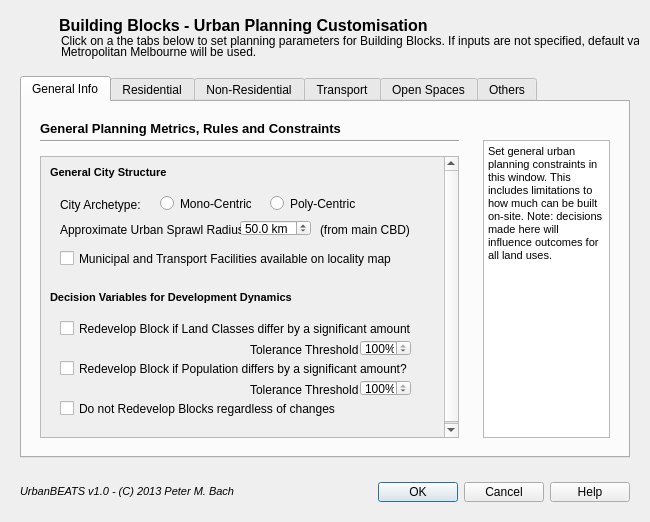
The window that md_urbplanbbgui.ui (petermbach/urbanbeats-legacy) describes before a commit, drawn with Qt 5.
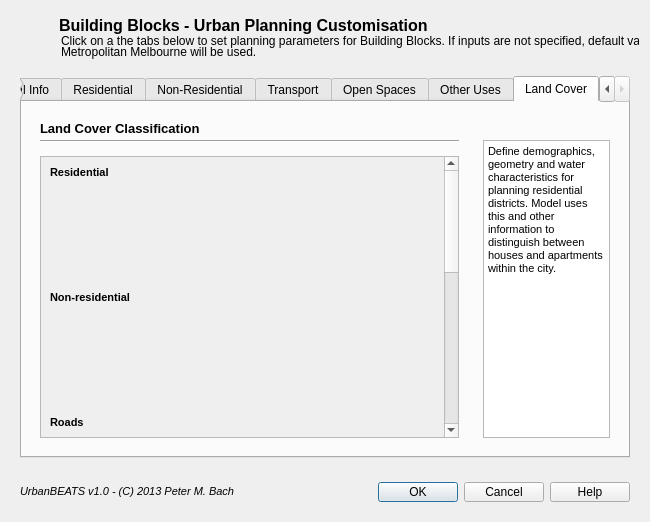
The same window after the commit. Icons and pictures are not drawn.

Commit message: Some major GUI changes, introducing new features in terms of climate data customisation, land cover customisation and economics. Work in progress

What changed in the file:
```diff
--- a/md_urbplanbbgui.ui
+++ b/md_urbplanbbgui.ui
@@ -38,7 +38,7 @@
          </sizepolicy>
         </property>
         <property name="currentIndex">
-         <number>0</number>
+         <number>6</number>
         </property>
         <widget class="QWidget" name="GenRules">
          <attribute name="title">
@@ -5258,7 +5258,7 @@
         </widget>
         <widget class="QWidget" name="Others">
          <attribute name="title">
-          <string>Others</string>
+          <string>Other Uses</string>
          </attribute>
          <layout class="QGridLayout" name="gridLayout_14">
           <item row="0" column="0">
@@ -5779,6 +5779,420 @@
           </item>
          </layout>
         </widget>
+        <widget class="QWidget" name="tab">
+         <attribute name="title">
+          <string>Land Cover</string>
+         </attribute>
+         <layout class="QHBoxLayout" name="horizontalLayout_2">
+          <item>
+           <widget class="QWidget" name="res_input_2" native="true">
+            <layout class="QVBoxLayout" name="verticalLayout_14">
+             <item>
+              <widget class="QWidget" name="res_heading_2" native="true">
+               <property name="sizePolicy">
+                <sizepolicy hsizetype="Preferred" vsizetype="Fixed">
+                 <horstretch>0</horstretch>
+                 <verstretch>0</verstretch>
+                </sizepolicy>
+               </property>
+               <property name="minimumSize">
+                <size>
+                 <width>0</width>
+                 <height>30</height>
+                </size>
+               </property>
+               <property name="maximumSize">
+                <size>
+                 <width>16777215</width>
+                 <height>30</height>
+                </size>
+               </property>
+               <widget class="QLabel" name="genrules_title_7">
+                <property name="geometry">
+                 <rect>
+                  <x>0</x>
+                  <y>0</y>
+                  <width>303</width>
+                  <height>16</height>
+                 </rect>
+                </property>
+                <property name="font">
+                 <font>
+                  <pointsize>10</pointsize>
+                  <weight>75</weight>
+                  <bold>true</bold>
+                 </font>
+                </property>
+                <property name="text">
+                 <string>Land Cover Classification</string>
+                </property>
+               </widget>
+               <widget class="Line" name="genrules_separator_7">
+                <property name="geometry">
+                 <rect>
+                  <x>0</x>
+                  <y>20</y>
+                  <width>442</width>
+                  <height>3</height>
+                 </rect>
+                </property>
+                <property name="orientation">
+                 <enum>Qt::Horizontal</enum>
+                </property>
+               </widget>
+              </widget>
+             </item>
+             <item>
+              <widget class="QScrollArea" name="res_parameters_2">
+               <property name="sizePolicy">
+                <sizepolicy hsizetype="Expanding" vsizetype="Preferred">
+                 <horstretch>0</horstretch>
+                 <verstretch>0</verstretch>
+                </sizepolicy>
+               </property>
+               <property name="verticalScrollBarPolicy">
+                <enum>Qt::ScrollBarAlwaysOn</enum>
+               </property>
+               <property name="widgetResizable">
+                <bool>true</bool>
+               </property>
+               <widget class="QWidget" name="res_scrollAreaWidgetContents_2">
+                <property name="geometry">
+                 <rect>
+                  <x>0</x>
+                  <y>0</y>
+                  <width>398</width>
+                  <height>757</height>
+                 </rect>
+                </property>
+                <layout class="QGridLayout" name="gridLayout_16">
+                 <item row="0" column="0">
+                  <widget class="QLabel" name="label_15">
+                   <property name="sizePolicy">
+                    <sizepolicy hsizetype="Preferred" vsizetype="Fixed">
+                     <horstretch>0</horstretch>
+                     <verstretch>13</verstretch>
+                    </sizepolicy>
+                   </property>
+                   <property name="minimumSize">
+                    <size>
+                     <width>0</width>
+                     <height>13</height>
+                    </size>
+                   </property>
+                   <property name="maximumSize">
+                    <size>
+                     <width>16777215</width>
+                     <height>13</height>
+                    </size>
+                   </property>
+                   <property name="text">
+                    <string>&lt;!DOCTYPE HTML PUBLIC &quot;-//W3C//DTD HTML 4.0//EN&quot; &quot;http://www.w3.org/TR/REC-html40/strict.dtd&quot;&gt;
+&lt;html&gt;&lt;head&gt;&lt;meta name=&quot;qrichtext&quot; content=&quot;1&quot; /&gt;&lt;style type=&quot;text/css&quot;&gt;
+p, li { white-space: pre-wrap; }
+&lt;/style&gt;&lt;/head&gt;&lt;body style=&quot; font-family:'MS Shell Dlg 2'; font-size:8pt; font-weight:400; font-style:normal;&quot;&gt;
+&lt;p style=&quot; margin-top:0px; margin-bottom:0px; margin-left:0px; margin-right:0px; -qt-block-indent:0; text-indent:0px;&quot;&gt;&lt;span style=&quot; font-weight:600;&quot;&gt;Residential&lt;/span&gt;&lt;/p&gt;&lt;/body&gt;&lt;/html&gt;</string>
+                   </property>
+                  </widget>
+                 </item>
+                 <item row="2" column="0">
+                  <widget class="QLabel" name="label_20">
+                   <property name="sizePolicy">
+                    <sizepolicy hsizetype="Preferred" vsizetype="Fixed">
+                     <horstretch>0</horstretch>
+                     <verstretch>13</verstretch>
+                    </sizepolicy>
+                   </property>
+                   <property name="minimumSize">
+                    <size>
+                     <width>0</width>
+                     <height>13</height>
+                    </size>
+                   </property>
+                   <property name="maximumSize">
+                    <size>
+                     <width>16777215</width>
+                     <height>13</height>
+                    </size>
+                   </property>
+                   <property name="text">
+                    <string>&lt;!DOCTYPE HTML PUBLIC &quot;-//W3C//DTD HTML 4.0//EN&quot; &quot;http://www.w3.org/TR/REC-html40/strict.dtd&quot;&gt;
+&lt;html&gt;&lt;head&gt;&lt;meta name=&quot;qrichtext&quot; content=&quot;1&quot; /&gt;&lt;style type=&quot;text/css&quot;&gt;
+p, li { white-space: pre-wrap; }
+&lt;/style&gt;&lt;/head&gt;&lt;body style=&quot; font-family:'MS Shell Dlg 2'; font-size:8pt; font-weight:400; font-style:normal;&quot;&gt;
+&lt;p style=&quot; margin-top:0px; margin-bottom:0px; margin-left:0px; margin-right:0px; -qt-block-indent:0; text-indent:0px;&quot;&gt;&lt;span style=&quot; font-weight:600;&quot;&gt;Non-residential&lt;/span&gt;&lt;/p&gt;&lt;/body&gt;&lt;/html&gt;</string>
+                   </property>
+                  </widget>
+                 </item>
+                 <item row="4" column="0">
+                  <widget class="QLabel" name="label_21">
+                   <property name="sizePolicy">
+                    <sizepolicy hsizetype="Preferred" vsizetype="Fixed">
+                     <horstretch>0</horstretch>
+                     <verstretch>13</verstretch>
+                    </sizepolicy>
+                   </property>
+                   <property name="minimumSize">
+                    <size>
+                     <width>0</width>
+                     <height>13</height>
+                    </size>
+                   </property>
+                   <property name="maximumSize">
+                    <size>
+                     <width>16777215</width>
+                     <height>13</height>
+                    </size>
+                   </property>
+                   <property name="text">
+                    <string>&lt;!DOCTYPE HTML PUBLIC &quot;-//W3C//DTD HTML 4.0//EN&quot; &quot;http://www.w3.org/TR/REC-html40/strict.dtd&quot;&gt;
+&lt;html&gt;&lt;head&gt;&lt;meta name=&quot;qrichtext&quot; content=&quot;1&quot; /&gt;&lt;style type=&quot;text/css&quot;&gt;
+p, li { white-space: pre-wrap; }
+&lt;/style&gt;&lt;/head&gt;&lt;body style=&quot; font-family:'MS Shell Dlg 2'; font-size:8pt; font-weight:400; font-style:normal;&quot;&gt;
+&lt;p style=&quot; margin-top:0px; margin-bottom:0px; margin-left:0px; margin-right:0px; -qt-block-indent:0; text-indent:0px;&quot;&gt;&lt;span style=&quot; font-weight:600;&quot;&gt;Roads&lt;/span&gt;&lt;/p&gt;&lt;/body&gt;&lt;/html&gt;</string>
+                   </property>
+                  </widget>
+                 </item>
+                 <item row="8" column="0">
+                  <widget class="QLabel" name="label_23">
+                   <property name="sizePolicy">
+                    <sizepolicy hsizetype="Preferred" vsizetype="Fixed">
+                     <horstretch>0</horstretch>
+                     <verstretch>13</verstretch>
+                    </sizepolicy>
+                   </property>
+                   <property name="minimumSize">
+                    <size>
+                     <width>0</width>
+                     <height>13</height>
+                    </size>
+                   </property>
+                   <property name="maximumSize">
+                    <size>
+                     <width>16777215</width>
+                     <height>13</height>
+                    </size>
+                   </property>
+                   <property name="text">
+                    <string>&lt;!DOCTYPE HTML PUBLIC &quot;-//W3C//DTD HTML 4.0//EN&quot; &quot;http://www.w3.org/TR/REC-html40/strict.dtd&quot;&gt;
+&lt;html&gt;&lt;head&gt;&lt;meta name=&quot;qrichtext&quot; content=&quot;1&quot; /&gt;&lt;style type=&quot;text/css&quot;&gt;
+p, li { white-space: pre-wrap; }
+&lt;/style&gt;&lt;/head&gt;&lt;body style=&quot; font-family:'MS Shell Dlg 2'; font-size:8pt; font-weight:400; font-style:normal;&quot;&gt;
+&lt;p style=&quot; margin-top:0px; margin-bottom:0px; margin-left:0px; margin-right:0px; -qt-block-indent:0; text-indent:0px;&quot;&gt;&lt;span style=&quot; font-weight:600;&quot;&gt;Vegetation&lt;/span&gt;&lt;/p&gt;&lt;/body&gt;&lt;/html&gt;</string>
+                   </property>
+                  </widget>
+                 </item>
+                 <item row="6" column="0">
+                  <widget class="QLabel" name="label_22">
+                   <property name="sizePolicy">
+                    <sizepolicy hsizetype="Preferred" vsizetype="Fixed">
+                     <horstretch>0</horstretch>
+                     <verstretch>13</verstretch>
+                    </sizepolicy>
+                   </property>
+                   <property name="minimumSize">
+                    <size>
+                     <width>0</width>
+                     <height>13</height>
+                    </size>
+                   </property>
+                   <property name="maximumSize">
+                    <size>
+                     <width>16777215</width>
+                     <height>13</height>
+                    </size>
+                   </property>
+                   <property name="text">
+                    <string>&lt;!DOCTYPE HTML PUBLIC &quot;-//W3C//DTD HTML 4.0//EN&quot; &quot;http://www.w3.org/TR/REC-html40/strict.dtd&quot;&gt;
+&lt;html&gt;&lt;head&gt;&lt;meta name=&quot;qrichtext&quot; content=&quot;1&quot; /&gt;&lt;style type=&quot;text/css&quot;&gt;
+p, li { white-space: pre-wrap; }
+&lt;/style&gt;&lt;/head&gt;&lt;body style=&quot; font-family:'MS Shell Dlg 2'; font-size:8pt; font-weight:400; font-style:normal;&quot;&gt;
+&lt;p style=&quot; margin-top:0px; margin-bottom:0px; margin-left:0px; margin-right:0px; -qt-block-indent:0; text-indent:0px;&quot;&gt;&lt;span style=&quot; font-weight:600;&quot;&gt;Open Spaces&lt;/span&gt;&lt;/p&gt;&lt;/body&gt;&lt;/html&gt;</string>
+                   </property>
+                  </widget>
+                 </item>
+                 <item row="5" column="0">
+                  <widget class="QWidget" name="res_paramfield6_2" native="true">
+                   <property name="sizePolicy">
+                    <sizepolicy hsizetype="Preferred" vsizetype="Fixed">
+                     <horstretch>0</horstretch>
+                     <verstretch>50</verstretch>
+                    </sizepolicy>
+                   </property>
+                   <property name="minimumSize">
+                    <size>
+                     <width>369</width>
+                     <height>120</height>
+                    </size>
+                   </property>
+                   <property name="maximumSize">
+                    <size>
+                     <width>16777215</width>
+                     <height>16777215</height>
+                    </size>
+                   </property>
+                  </widget>
+                 </item>
+                 <item row="1" column="0">
+                  <widget class="QWidget" name="res_paramfield4_2" native="true">
+                   <property name="sizePolicy">
+                    <sizepolicy hsizetype="Preferred" vsizetype="Preferred">
+                     <horstretch>0</horstretch>
+                     <verstretch>100</verstretch>
+                    </sizepolicy>
+                   </property>
+                   <property name="minimumSize">
+                    <size>
+                     <width>369</width>
+                     <height>100</height>
+                    </size>
+                   </property>
+                   <property name="maximumSize">
+                    <size>
+                     <width>16777215</width>
+                     <height>100</height>
+                    </size>
+                   </property>
+                  </widget>
+                 </item>
+                 <item row="3" column="0">
+                  <widget class="QWidget" name="res_paramfield5_2" native="true">
+                   <property name="sizePolicy">
+                    <sizepolicy hsizetype="Expanding" vsizetype="Expanding">
+                     <horstretch>0</horstretch>
+                     <verstretch>80</verstretch>
+                    </sizepolicy>
+                   </property>
+                   <property name="minimumSize">
+                    <size>
+                     <width>369</width>
+                     <height>100</height>
+                    </size>
+                   </property>
+                   <property name="maximumSize">
+                    <size>
+                     <width>16777215</width>
+                     <height>16777215</height>
+                    </size>
+                   </property>
+                  </widget>
+                 </item>
+                 <item row="7" column="0">
+                  <widget class="QWidget" name="res_paramfield6_3" native="true">
+                   <property name="sizePolicy">
+                    <sizepolicy hsizetype="Preferred" vsizetype="Fixed">
+                     <horstretch>0</horstretch>
+                     <verstretch>50</verstretch>
+                    </sizepolicy>
+                   </property>
+                   <property name="minimumSize">
+                    <size>
+                     <width>369</width>
+                     <height>120</height>
+                    </size>
+                   </property>
+                   <property name="maximumSize">
+                    <size>
+                     <width>16777215</width>
+                     <height>16777215</height>
+                    </size>
+                   </property>
+                  </widget>
+                 </item>
+                 <item row="9" column="0">
+                  <widget class="QWidget" name="res_paramfield6_4" native="true">
+                   <property name="sizePolicy">
+                    <sizepolicy hsizetype="Preferred" vsizetype="Fixed">
+                     <horstretch>0</horstretch>
+                     <verstretch>50</verstretch>
+                    </sizepolicy>
+                   </property>
+                   <property name="minimumSize">
+                    <size>
+                     <width>369</width>
+                     <height>120</height>
+                    </size>
+                   </property>
+                   <property name="maximumSize">
+                    <size>
+                     <width>16777215</width>
+                     <height>16777215</height>
+                    </size>
+                   </property>
+                  </widget>
+                 </item>
+                </layout>
+               </widget>
+              </widget>
+             </item>
+            </layout>
+           </widget>
+          </item>
+          <item>
+           <widget class="QWidget" name="res_sidebar_2" native="true">
+            <property name="sizePolicy">
+             <sizepolicy hsizetype="Fixed" vsizetype="Preferred">
+              <horstretch>0</horstretch>
+              <verstretch>0</verstretch>
+             </sizepolicy>
+            </property>
+            <property name="maximumSize">
+             <size>
+              <width>145</width>
+              <height>16777215</height>
+             </size>
+            </property>
+            <layout class="QGridLayout" name="gridLayout_17">
+             <item row="0" column="0">
+              <widget class="QLabel" name="residential_pic_2">
+               <property name="sizePolicy">
+                <sizepolicy hsizetype="Preferred" vsizetype="Fixed">
+                 <horstretch>0</horstretch>
+                 <verstretch>0</verstretch>
+                </sizepolicy>
+               </property>
+               <property name="maximumSize">
+                <size>
+                 <width>141</width>
+                 <height>101</height>
+                </size>
+               </property>
+               <property name="text">
+                <string/>
+               </property>
+               <property name="pixmap">
+                <pixmap resource="../../../Dropbox/Documents RESEARCH/Current Projects/UrbanBEATS/Core Dev/ub_modules/resources/dialogimg.qrc">:/urbplanbb/ResidentialImage.png</pixmap>
+               </property>
+              </widget>
+             </item>
+             <item row="1" column="0">
+              <widget class="QTextBrowser" name="residential_explain_2">
+               <property name="sizePolicy">
+                <sizepolicy hsizetype="Fixed" vsizetype="Expanding">
+                 <horstretch>0</horstretch>
+                 <verstretch>0</verstretch>
+                </sizepolicy>
+               </property>
+               <property name="maximumSize">
+                <size>
+                 <width>141</width>
+                 <height>16777215</height>
+                </size>
+               </property>
+               <property name="html">
+                <string>&lt;!DOCTYPE HTML PUBLIC &quot;-//W3C//DTD HTML 4.0//EN&quot; &quot;http://www.w3.org/TR/REC-html40/strict.dtd&quot;&gt;
+&lt;html&gt;&lt;head&gt;&lt;meta name=&quot;qrichtext&quot; content=&quot;1&quot; /&gt;&lt;style type=&quot;text/css&quot;&gt;
+p, li { white-space: pre-wrap; }
+&lt;/style&gt;&lt;/head&gt;&lt;body style=&quot; font-family:'MS Shell Dlg 2'; font-size:8.25pt; font-weight:400; font-style:normal;&quot;&gt;
+&lt;p style=&quot; margin-top:0px; margin-bottom:0px; margin-left:0px; margin-right:0px; -qt-block-indent:0; text-indent:0px;&quot;&gt;&lt;span style=&quot; font-size:8pt;&quot;&gt;Define demographics, geometry and water characteristics for planning residential districts. Model uses this and other information to distinguish between houses and apartments within the city.&lt;/span&gt;&lt;/p&gt;&lt;/body&gt;&lt;/html&gt;</string>
+               </property>
+              </widget>
+             </item>
+            </layout>
+           </widget>
+          </item>
+         </layout>
+        </widget>
        </widget>
       </item>
      </layout>
```
Left out of the diff: 25 changed lines with no effect on the pictures. The commit also changes 3 other files.
